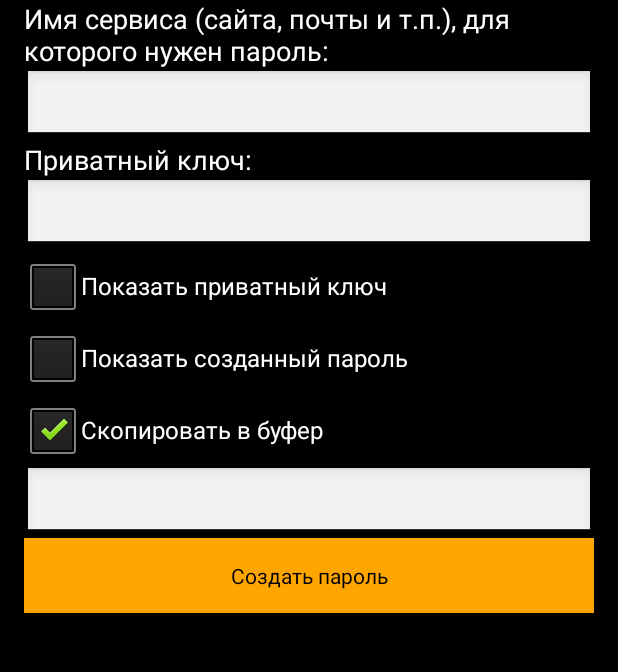
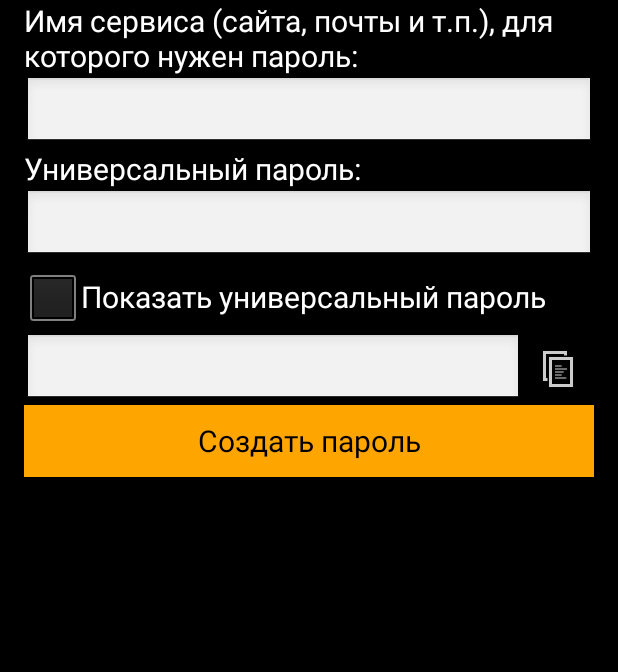
Before and after one commit to bdmoiseev/memorable_pass, an Android app: the screen it shows after launch (MainActivity), on a phone screen of 412 x 824 dp, the part 89-761 px from its top. Run offline under Robolectric (Android 15) with nearby library versions, the phone set to English and light mode, and no system bars.

Commit message:
android improvements

```diff
--- a/android/app/build.gradle
+++ b/android/app/build.gradle
@@ -6,7 +6,7 @@ android {
 
     defaultConfig {
         applicationId "com.skyhawk.yourpasswords"
-        minSdkVersion 5
+        minSdkVersion 11
         targetSdkVersion 23
         versionCode 1
         versionName "1.0"
--- a/android/app/src/main/AndroidManifest.xml
+++ b/android/app/src/main/AndroidManifest.xml
@@ -3,7 +3,7 @@
     package="com.skyhawk.yourpasswords" >
 
     <application
-        android:allowBackup="true"
+        android:allowBackup="false"
         android:icon="@mipmap/ic_launcher"
         android:label="@string/app_name"
         android:theme="@android:style/Theme.Black.NoTitleBar" >
--- a/android/app/src/main/java/com/skyhawk/yourpasswords/MainActivity.java
+++ b/android/app/src/main/java/com/skyhawk/yourpasswords/MainActivity.java
@@ -1,10 +1,17 @@
 package com.skyhawk.yourpasswords;
 
 import android.app.Activity;
+import android.content.ClipData;
+import android.content.ClipboardManager;
 import android.os.Bundle;
+import android.text.InputType;
+import android.view.MotionEvent;
 import android.view.View;
 import android.widget.Button;
+import android.widget.CheckBox;
+import android.widget.CompoundButton;
 import android.widget.EditText;
+import android.widget.ImageButton;
 
 import java.math.BigInteger;
 import java.security.MessageDigest;
@@ -30,6 +37,14 @@ public class MainActivity extends Activity {
 
         Button buttonStart = (Button) findViewById(R.id.buttonStart);
         buttonStart.setOnClickListener(new ButtonStartOnClickListener());
+
+        CheckBox showPassword = (CheckBox) findViewById(R.id.checkBoxShowPrivateKey);
+        showPassword.setOnCheckedChangeListener(
+                new ShowPrivateKeyCheckBoxOnCheckedChangeListener());
+
+        ImageButton buttonClip = (ImageButton) findViewById(R.id.ClipButton);
+        buttonClip.setOnClickListener(new ClipButtonOnClickListener());
+        buttonClip.setOnTouchListener(new ClipButtonOnTouchListener());
     }
 
     private final class ButtonStartOnClickListener implements View.OnClickListener {
@@ -51,6 +66,10 @@ public class MainActivity extends Activity {
             String privateKey = ((EditText) findViewById(R.id.editTextPrivateKey)).getText().toString();
             EditText newPassword = (EditText) findViewById(R.id.editTextNewPassword);
             newPassword.setText(passByString(serviceName + privateKey).toString());
+            newPassword.setFocusable(true);
+            newPassword.setFocusableInTouchMode(true);
+            newPassword.requestFocus();
+            newPassword.selectAll();
         }
 
         private String passByString(String string) {
@@ -106,4 +125,46 @@ public class MainActivity extends Activity {
             }
         }
     }
+
+    private final class ShowPrivateKeyCheckBoxOnCheckedChangeListener
+            implements CheckBox.OnCheckedChangeListener {
+        @Override
+        public void onCheckedChanged(CompoundButton button, boolean value) {
+            EditText privateKeyEditText = (EditText) findViewById(R.id.editTextPrivateKey);
+            if (value) {
+                privateKeyEditText.setInputType(InputType.TYPE_CLASS_TEXT | InputType.TYPE_TEXT_VARIATION_VISIBLE_PASSWORD);
+            } else {
+                privateKeyEditText.setInputType(InputType.TYPE_CLASS_TEXT | InputType.TYPE_TEXT_VARIATION_PASSWORD);
+            }
+            privateKeyEditText.setSelection(privateKeyEditText.getText().length());
+        }
+    }
+
+    private final class ClipButtonOnClickListener
+            implements ImageButton.OnClickListener {
+        @Override
+        public void onClick(View v) {
+            ClipboardManager clipboard = (ClipboardManager) getSystemService(CLIPBOARD_SERVICE);
+            EditText newPassword = (EditText) findViewById(R.id.editTextNewPassword);
+            String text = newPassword.getText().toString();
+            clipboard.setPrimaryClip(ClipData.newPlainText(text, text));
+        }
+    }
+
+    private final class ClipButtonOnTouchListener
+            implements ImageButton.OnTouchListener {
+        @Override
+        public boolean onTouch(View v, MotionEvent event) {
+            ImageButton button = (ImageButton) v;
+            if(event.getAction() == MotionEvent.ACTION_DOWN) {
+                button.setImageDrawable(
+                        getResources().getDrawable(R.drawable.copy_icon_pressed));
+            }
+            if(event.getAction() == MotionEvent.ACTION_UP) {
+                button.setImageDrawable(
+                        getResources().getDrawable(R.drawable.copy_icon));
+            }
+            return false;
+        }
+    }
 }
--- a/android/app/src/main/res/layout/activity_main.xml
+++ b/android/app/src/main/res/layout/activity_main.xml
@@ -25,15 +25,19 @@
         android:id="@+id/textViewServiceName"
         android:layout_below="@+id/textViewTitle"
         android:layout_alignParentLeft="true"
-        android:layout_alignParentStart="true" />
+        android:layout_alignParentStart="true"
+        android:textSize="@dimen/font_size" />
 
     <EditText
         android:layout_width="match_parent"
-        android:layout_height="wrap_content"
+        android:layout_height="@dimen/fields_height"
         android:id="@+id/editTextServiceName"
         android:layout_below="@+id/textViewServiceName"
         android:layout_alignParentLeft="true"
-        android:layout_alignParentStart="true" />
+        android:layout_alignParentStart="true"
+        android:inputType="text"
+        android:height="@dimen/fields_height"
+        android:singleLine="true" />
 
     <TextView
         android:layout_width="wrap_content"
@@ -43,7 +47,8 @@
         android:id="@+id/textViewPrivateKey"
         android:layout_below="@+id/editTextServiceName"
         android:layout_alignParentLeft="true"
-        android:layout_alignParentStart="true" />
+        android:layout_alignParentStart="true"
+        android:textSize="@dimen/font_size" />
 
     <CheckBox
         android:layout_width="wrap_content"
@@ -52,61 +57,61 @@
         android:id="@+id/checkBoxShowPrivateKey"
         android:layout_below="@+id/editTextPrivateKey"
         android:layout_alignParentLeft="true"
-        android:layout_alignParentStart="true" />
-
-    <CheckBox
-        android:layout_width="wrap_content"
-        android:layout_height="wrap_content"
-        android:text="@string/to_clipboard"
-        android:id="@+id/checkBoxToClipboard"
-        android:checked="true"
-        android:layout_below="@+id/checkBoxShowPassword"
-        android:layout_alignParentLeft="true"
-        android:layout_alignParentStart="true" />
+        android:layout_alignParentStart="true"
+        android:textSize="@dimen/font_size" />
 
     <EditText
         android:layout_width="match_parent"
-        android:layout_height="wrap_content"
-        android:inputType="textPassword"
+        android:layout_height="@dimen/fields_height"
+        android:inputType="textPassword|text"
         android:ems="10"
         android:id="@+id/editTextPrivateKey"
         android:layout_below="@+id/textViewPrivateKey"
         android:layout_alignParentLeft="true"
         android:layout_alignParentStart="true"
-        android:password="false" />
+        android:password="false"
+        android:height="@dimen/fields_height"
+        android:singleLine="true" />
 
-    <CheckBox
-        android:layout_width="wrap_content"
-        android:layout_height="wrap_content"
-        android:text="@string/show_pass"
-        android:id="@+id/checkBoxShowPassword"
-        android:layout_below="@+id/checkBoxShowPrivateKey"
-        android:layout_alignParentLeft="true"
-        android:layout_alignParentStart="true" />
-
-    <Button
-        android:layout_width="match_parent"
-        android:layout_height="wrap_content"
-        android:text="@string/create_password"
-        android:id="@+id/buttonStart"
-        android:background="#ffa500"
-        android:paddingTop="15dp"
-        android:paddingBottom="15dp"
-        android:layout_below="@+id/editTextNewPassword"
-        android:layout_alignParentLeft="true"
-        android:layout_alignParentStart="true" />
+    <ImageButton
+        android:layout_width="@dimen/fields_height"
+        android:layout_height="@dimen/fields_height"
+        android:id="@+id/ClipButton"
+        android:layout_above="@+id/buttonStart"
+        android:layout_alignRight="@+id/buttonStart"
+        android:layout_alignEnd="@+id/buttonStart"
+        android:src="@drawable/copy_icon"
+        android:background="#000000ff" />
 
     <EditText
         android:layout_width="match_parent"
-        android:layout_height="wrap_content"
+        android:layout_height="@dimen/fields_height"
         android:inputType="none"
         android:ems="10"
         android:id="@+id/editTextNewPassword"
-        android:layout_below="@+id/checkBoxToClipboard"
         android:layout_alignParentLeft="true"
         android:layout_alignParentStart="true"
         android:editable="false"
         android:elegantTextHeight="false"
-        android:enabled="true" />
+        android:focusable="false"
+        android:textIsSelectable="true"
+        android:selectAllOnFocus="true"
+        android:layout_toLeftOf="@+id/ClipButton"
+        android:layout_toStartOf="@+id/ClipButton"
+        android:height="@dimen/fields_height"
+        android:singleLine="true"
+        android:layout_below="@+id/checkBoxShowPrivateKey" />
+
+    <Button
+        android:layout_width="match_parent"
+        android:layout_height="@dimen/fields_height"
+        android:text="@string/create_password"
+        android:id="@+id/buttonStart"
+        android:background="#ffa500"
+        android:layout_below="@+id/editTextNewPassword"
+        android:layout_alignParentLeft="true"
+        android:layout_alignParentStart="false"
+        android:height="@dimen/fields_height"
+        android:textSize="@dimen/font_size" />
 
 </RelativeLayout>
--- a/android/app/src/main/res/values/dimens.xml
+++ b/android/app/src/main/res/values/dimens.xml
@@ -3,4 +3,6 @@
     <dimen name="activity_horizontal_margin">16dp</dimen>
     <dimen name="activity_vertical_margin">16dp</dimen>
     <dimen name="title_height">32sp</dimen>
+    <dimen name="fields_height">48dp</dimen>
+    <dimen name="font_size">20sp</dimen>
 </resources>
--- a/android/app/src/main/res/values/strings.xml
+++ b/android/app/src/main/res/values/strings.xml
@@ -3,8 +3,8 @@
 
     <string name="title">Твои пароли</string>
     <string name="service_name">Имя сервиса (сайта, почты и т.п.), для которого нужен пароль:</string>
-    <string name="private_key">Приватный ключ:</string>
-    <string name="show_private_key">Показать приватный ключ</string>
+    <string name="private_key">Универсальный пароль:</string>
+    <string name="show_private_key">Показать универсальный пароль</string>
     <string name="show_pass">Показать созданный пароль</string>
     <string name="to_clipboard">Скопировать в буфер</string>
     <string name="create_password">Создать пароль</string>
```
Also changed, not shown: android/app/src/main/res/drawable-hdpi/copy_icon.png (added), android/app/src/main/res/drawable-mdpi/copy_icon.png (added), android/app/src/main/res/drawable-mdpi/copy_icon_pressed.png (added), android/app/src/main/res/drawable-xhdpi/copy_icon.png (added), android/app/src/main/res/drawable-xxhdpi/copy_icon.png (added).
